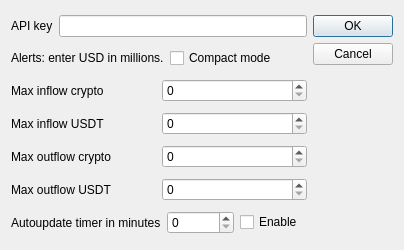
This is settings.ui in QTinman/whalealert as Qt 5 draws it before an edit. The edited form follows.
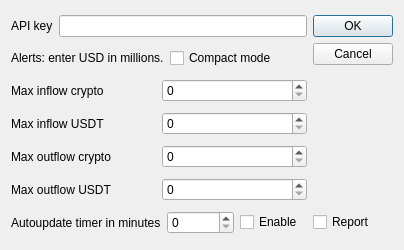
This is the edited form. Icons and pictures are not drawn.

Commit message: CSV Report added

```diff
--- a/settings.ui
+++ b/settings.ui
@@ -153,6 +153,13 @@
      </item>
     </layout>
    </item>
+   <item row="6" column="1">
+    <widget class="QCheckBox" name="report">
+     <property name="text">
+      <string>Report</string>
+     </property>
+    </widget>
+   </item>
   </layout>
  </widget>
  <tabstops>
```
The commit also changes 3 other files.
